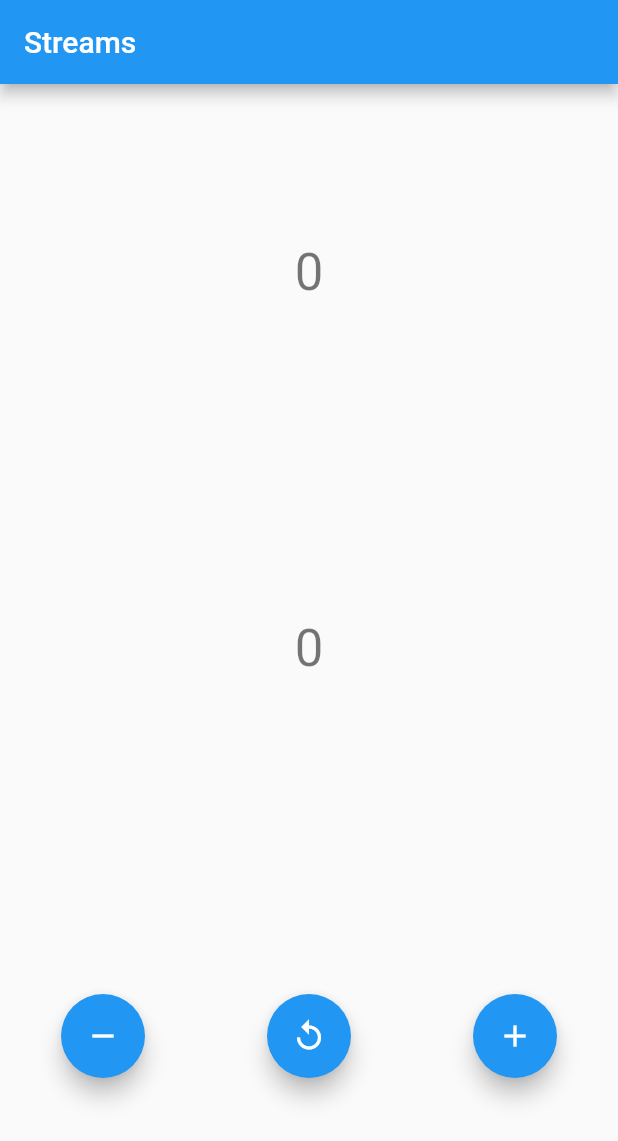
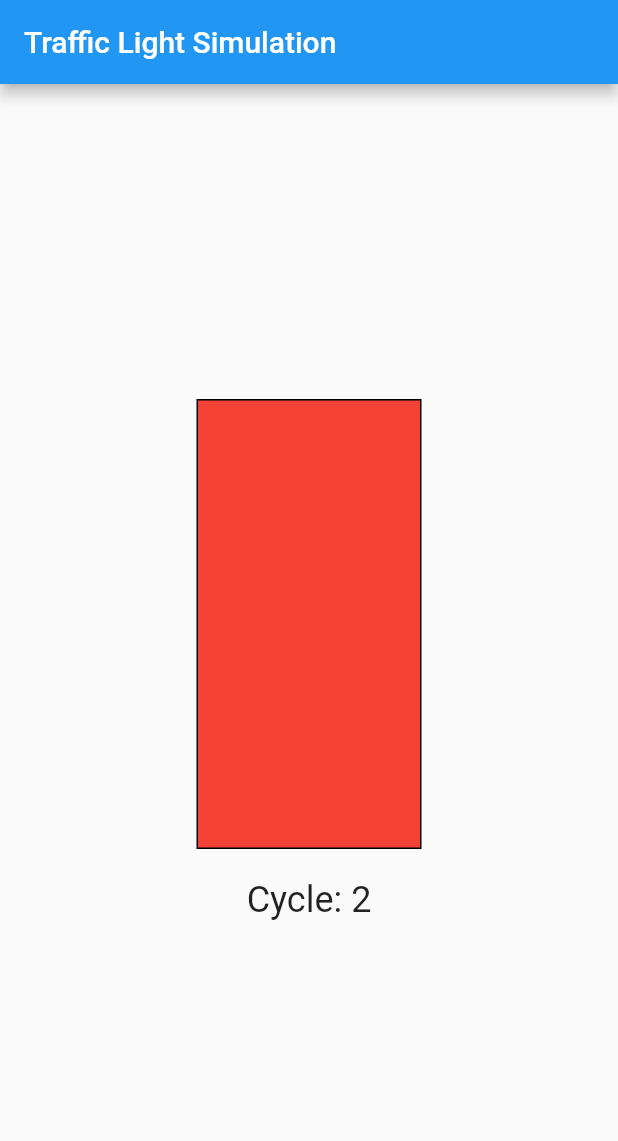
Before and after one commit to SamuelMauricioL/flutter_design_patterns, a Flutter app: the screen it shows after launch, on a phone screen of 412 x 824 dp. Shown: the top 1141 px of the screen. Run offline on Flutter 3.47's test engine with Material 2 defaults, Android fonts, the phone set to English and light mode, and no system bars; our stand-ins replace equatable; missing offline and left inert: mrx_charts.

Commit message:
feat: state

```diff
--- /dev/null
+++ b/lib/behavioral/state/context/trafic_light_bloc.dart
@@ -0,0 +1,15 @@
+import 'package:flutter/material.dart';
+import 'package:flutter_design_patterns/behavioral/state/states/green_state.dart';
+import 'package:flutter_design_patterns/behavioral/state/states/trafic_light_state.dart';
+
+class TrafficLight {
+  TrafficLightState currentState = GreenState();
+
+  void next() {
+    currentState.next(this);
+  }
+
+  Color getColor() {
+    return currentState.getColor();
+  }
+}
--- /dev/null
+++ b/lib/behavioral/state/state_example_page.dart
@@ -0,0 +1,62 @@
+import 'package:flutter/material.dart';
+import 'dart:async';
+
+import 'package:flutter_design_patterns/behavioral/state/context/trafic_light_bloc.dart';
+
+class StateExamplePage extends StatefulWidget {
+  const StateExamplePage({Key? key}) : super(key: key);
+
+  @override
+  State<StateExamplePage> createState() => _StateExamplePageState();
+}
+
+class _StateExamplePageState extends State<StateExamplePage> {
+  final light = TrafficLight();
+  int cycle = 0;
+
+  @override
+  void initState() {
+    super.initState();
+    startTimer();
+  }
+
+  void startTimer() {
+    Timer.periodic(const Duration(seconds: 3), (timer) {
+      setState(() {
+        cycle++;
+        light.next();
+      });
+    });
+  }
+
+  @override
+  Widget build(BuildContext context) {
+    return MaterialApp(
+      home: Scaffold(
+        appBar: AppBar(
+          title: const Text('Traffic Light Simulation'),
+        ),
+        body: Center(
+          child: Column(
+            mainAxisAlignment: MainAxisAlignment.center,
+            children: [
+              Container(
+                width: 150,
+                height: 300,
+                decoration: BoxDecoration(
+                  border: Border.all(),
+                  color: light.getColor(),
+                ),
+              ),
+              const SizedBox(height: 20),
+              Text(
+                'Cycle: $cycle',
+                style: const TextStyle(fontSize: 24),
+              ),
+            ],
+          ),
+        ),
+      ),
+    );
+  }
+}
--- /dev/null
+++ b/lib/behavioral/state/states/green_state.dart
@@ -0,0 +1,16 @@
+import 'package:flutter/material.dart';
+import 'package:flutter_design_patterns/behavioral/state/context/trafic_light_bloc.dart';
+import 'package:flutter_design_patterns/behavioral/state/states/trafic_light_state.dart';
+import 'package:flutter_design_patterns/behavioral/state/states/yellow_state.dart';
+
+class GreenState implements TrafficLightState {
+  @override
+  void next(TrafficLight light) {
+    light.currentState = YellowState();
+  }
+
+  @override
+  Color getColor() {
+    return Colors.green;
+  }
+}
--- /dev/null
+++ b/lib/behavioral/state/states/red_state.dart
@@ -0,0 +1,16 @@
+import 'package:flutter/material.dart';
+import 'package:flutter_design_patterns/behavioral/state/context/trafic_light_bloc.dart';
+import 'package:flutter_design_patterns/behavioral/state/states/green_state.dart';
+import 'package:flutter_design_patterns/behavioral/state/states/trafic_light_state.dart';
+
+class RedState implements TrafficLightState {
+  @override
+  void next(TrafficLight light) {
+    light.currentState = GreenState();
+  }
+
+  @override
+  Color getColor() {
+    return Colors.red;
+  }
+}
--- /dev/null
+++ b/lib/behavioral/state/states/trafic_light_state.dart
@@ -0,0 +1,7 @@
+import 'package:flutter/material.dart';
+import 'package:flutter_design_patterns/behavioral/state/context/trafic_light_bloc.dart';
+
+abstract class TrafficLightState {
+  void next(TrafficLight light);
+  Color getColor();
+}
--- /dev/null
+++ b/lib/behavioral/state/states/yellow_state.dart
@@ -0,0 +1,16 @@
+import 'package:flutter/material.dart';
+import 'package:flutter_design_patterns/behavioral/state/context/trafic_light_bloc.dart';
+import 'package:flutter_design_patterns/behavioral/state/states/red_state.dart';
+import 'package:flutter_design_patterns/behavioral/state/states/trafic_light_state.dart';
+
+class YellowState implements TrafficLightState {
+  @override
+  void next(TrafficLight light) {
+    light.currentState = RedState();
+  }
+
+  @override
+  Color getColor() {
+    return Colors.yellow;
+  }
+}
--- a/lib/main.dart
+++ b/lib/main.dart
@@ -1,5 +1,5 @@
 import 'package:flutter/material.dart';
-import 'package:flutter_design_patterns/behavioral/observer/example_2/observer_example_2_page.dart';
+import 'package:flutter_design_patterns/behavioral/state/state_example_page.dart';
 
 void main() {
   runApp(const MyApp());
@@ -15,7 +15,7 @@ class MyApp extends StatelessWidget {
       theme: ThemeData(
         primarySwatch: Colors.blue,
       ),
-      home: const ObserverExample2Page(),
+      home: const StateExamplePage(),
     );
   }
 }
```
